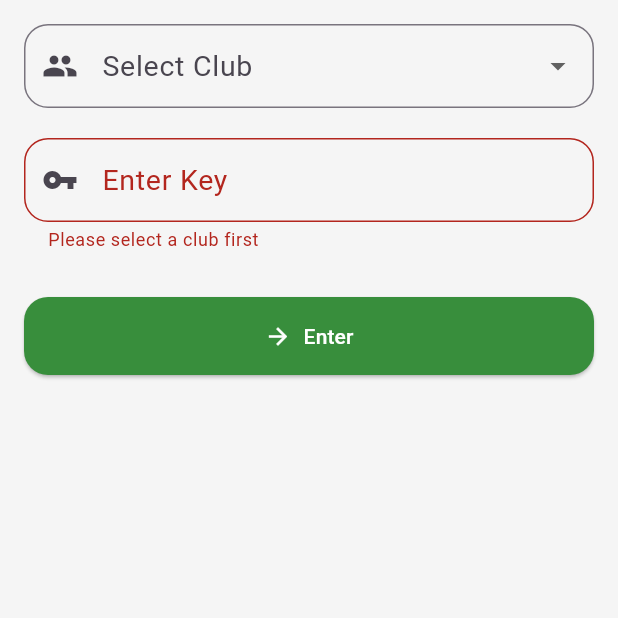
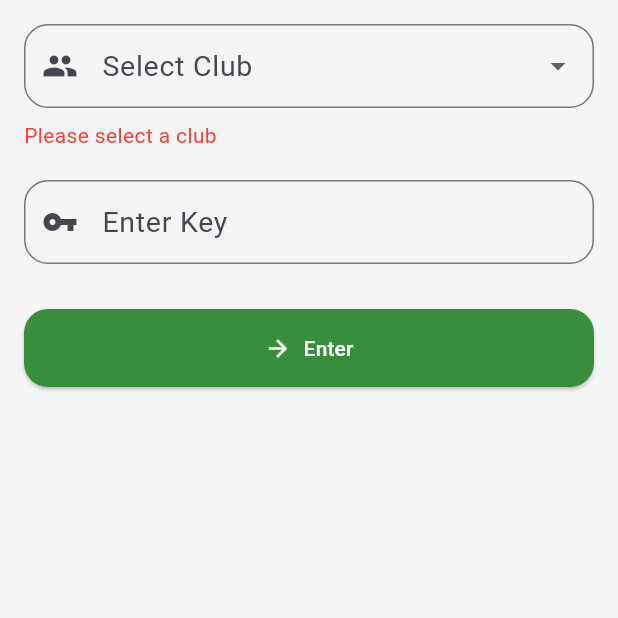
Before and after one commit to MalikAlharbi/kfupm_smart_bus_system, a Flutter app: the RequestBus screen opened directly, after a tap on "Enter", on a phone screen of 412 x 824 dp, the top half of it. Run offline on Flutter 3.47's test engine with Material 3 defaults, Android fonts, the phone set to English and light mode, and no system bars; our stand-ins replace flutter_dotenv, google_maps_flutter, image_picker.

Commit message:
improving a lot

```diff
--- a/lib/screens/request_bus.dart
+++ b/lib/screens/request_bus.dart
@@ -13,6 +13,7 @@ class _RequestBusState extends State<RequestBus> {
   final TextEditingController keyController = TextEditingController();
   String? selectedClub;
   String? passKeyError;
+  String? clubSelectionError; // Error for the dropdown
 
   // Dynamic map for clubs and their keys
   final Map<String, String> clubsWithKeys = {
@@ -33,6 +34,11 @@ class _RequestBusState extends State<RequestBus> {
       body: Padding(
         padding: const EdgeInsets.all(16.0),
         child: Column(
+          crossAxisAlignment: CrossAxisAlignment.start,
+          children: [
+            // Dropdown for selecting club
+            Column(
+              crossAxisAlignment: CrossAxisAlignment.start,
               children: [
                 DropdownButtonFormField<String>(
                   value: selectedClub,
@@ -58,12 +64,24 @@ class _RequestBusState extends State<RequestBus> {
                   onChanged: (value) {
                     setState(() {
                       selectedClub = value;
-                  passKeyError = null; // Clear error when changing club
+                      clubSelectionError = null; // Clear error when a club is selected
                       keyController.clear(); // Clear the pass key field
                     });
                   },
                 ),
+                if (clubSelectionError != null)
+                  Padding(
+                    padding: const EdgeInsets.only(top: 8.0),
+                    child: Text(
+                      clubSelectionError!,
+                      style: const TextStyle(color: Colors.red, fontSize: 14),
+                    ),
+                  ),
+              ],
+            ),
             const SizedBox(height: 20),
+
+            // TextField for entering pass key
             TextField(
               controller: keyController,
               decoration: InputDecoration(
@@ -82,33 +100,36 @@ class _RequestBusState extends State<RequestBus> {
               ],
               obscureText: true,
             ),
+            const SizedBox(height: 30),
 
-            const SizedBox(height: 30),
+            // Submit button
             SizedBox(
               width: double.infinity,
               child: ElevatedButton.icon(
                 onPressed: () {
+                  setState(() {
+                    // Reset errors
+                    clubSelectionError = null;
+                    passKeyError = null;
+
+                    // Validate the club selection
                     if (selectedClub == null) {
-                    setState(() {
-                      passKeyError = 'Please select a club first';
-                    });
+                      clubSelectionError = 'Please select a club';
                     } else {
                       final enteredKey = keyController.text;
                       final expectedKey = clubsWithKeys[selectedClub!];
 
+                      // Validate the pass key
                       if (enteredKey != expectedKey) {
-                      setState(() {
                         passKeyError = 'Wrong pass key, please retry';
-                      });
                       } else {
-                      setState(() {
+                        // Clear errors and navigate to the next page
                         passKeyError = null;
-                      });
-
                         Navigator.push(
                           context,
                           PageRouteBuilder(
-                          pageBuilder: (context, animation, secondaryAnimation) =>
+                            pageBuilder:
+                                (context, animation, secondaryAnimation) =>
                                     const RequestBusDetailsPage(),
                             transitionsBuilder:
                                 (context, animation, secondaryAnimation, child) {
@@ -132,6 +153,7 @@ class _RequestBusState extends State<RequestBus> {
                         );
                       }
                     }
+                  });
                 },
                 icon: const Icon(Icons.arrow_forward),
                 label: const Text('Enter'),
```
Lines whose indentation alone changed are shown as unchanged.
